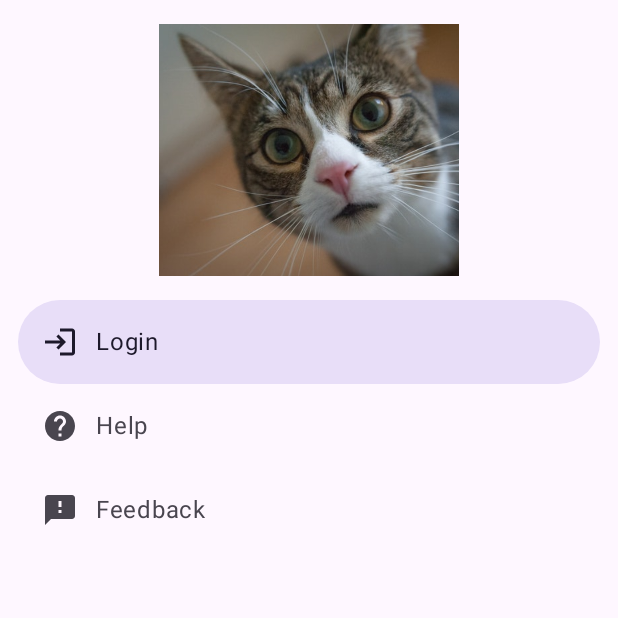
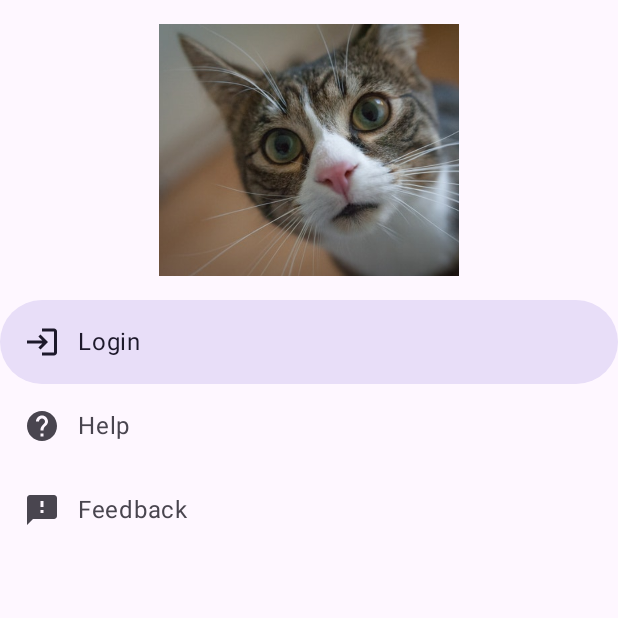
Before and after one commit to chriswloftus/feline-adoption-agency-v6, an Android app built with Jetpack Compose: the screen it shows after launch (MainActivity), after a tap on "Navigation drawer menu", on a phone screen of 412 x 824 dp, the top half of it. Run offline under Robolectric (Android 15) with nearby library versions, the phone set to English and light mode, and no system bars.

Commit message:
Some small optimisations

```diff
--- a/app/src/main/java/uk/ac/aber/dcs/cs31620/faa/ui/components/MainPageNavigationDrawer.kt
+++ b/app/src/main/java/uk/ac/aber/dcs/cs31620/faa/ui/components/MainPageNavigationDrawer.kt
@@ -35,6 +35,7 @@ import uk.ac.aber.dcs.cs31620.faa.ui.theme.FAATheme
  * @param navController To pass through the NavHostController since navigation is required
  * @param closeDrawer To pass in the close navigation drawer behaviour as a lambda.
  * By default has an empty lambda.
+ * @param content To pass in the page content for the page when the navigation drawer is closed
  * @author Chris Loftus
  */
 @OptIn(ExperimentalMaterial3Api::class)
@@ -102,12 +103,10 @@ fun MainPageNavigationDrawer(
                         // I'm not sure that having a default selected makes sense
                         selected = index == selectedItem.value,
                         onClick = {
-                            // Here we would navigate to appropriate page
-                            // We'll just set as selected.
+                            // Set as selected.
                             selectedItem.value = index
 
-                            // Exercise solution. Just close the drawer
-                            // and navigate
+                            // Just close the drawer and navigate
                             if (index == 0){
                                 // If we don't do this the drawer will be hidden
                                 // when we navigate to the login screen, however,
@@ -116,70 +115,13 @@ fun MainPageNavigationDrawer(
                                 closeDrawer()
                                 navController.navigate(route = Screen.Login.route)
                             }
-                        },
-                        modifier = Modifier
-                            .padding(NavigationDrawerItemDefaults.ItemPadding)
+                        }
                     )
                 }
             }
         },
         content = content
     )
-
-    // Not sure if rememberSaveable or remeber is what we
-    // want since it stays selected when we close and
-    // reopen the drawer. However...
-    /*val selectedItem = rememberSaveable { mutableStateOf(0) }
-    Column(
-        horizontalAlignment = Alignment.CenterHorizontally,
-        modifier = Modifier
-            .background(MaterialTheme.colorScheme.background)
-            .fillMaxSize()
-    ) {
-        // This probably doesn't add much, although we
-        // have quite a bit of screen space, even in landscape
-        // Anything larger and can lose the buttons in landscape
-        Image(
-            modifier = Modifier
-                .size(200.dp)
-                .padding(bottom = 16.dp, top = 16.dp),
-            painter = painterResource(id = R.drawable.kitten_small),
-            contentDescription = stringResource(R.string.small_kitten),
-            contentScale = ContentScale.Crop
-        )
-
-        items.forEachIndexed { index, item ->
-            NavigationDrawerItem(
-                icon = {
-                    Icon(
-                        imageVector = item.first,
-                        contentDescription = item.second
-                    )
-                },
-                label = { Text(item.second) },
-                // I'm not sure that having a default selected makes sense
-                selected = index == selectedItem.value,
-                onClick = {
-                    // Here we would navigate to appropriate page
-                    // We'll just set as selected.
-                    selectedItem.value = index
-
-                    // Exercise solution. Just close the drawer
-                    // and navigate
-                    if (index == 0){
-                        // If we don't do this the drawer will be hidden
-                        // when we navigate to the login screen, however,
-                        // the back button etc will take us back to the
-                        // open drawer, which is not usual behaviour
-                        closeDrawer()
-                        navController.navigate(route = Screen.Login.route)
-                    }
-                },
-                modifier = Modifier
-                    .padding(NavigationDrawerItemDefaults.ItemPadding)
-            )
-        }
-    }*/
 }
 
 @OptIn(ExperimentalMaterial3Api::class)
@@ -188,7 +130,7 @@ fun MainPageNavigationDrawer(
 private fun MainPageNavigationDrawerPreview() {
     FAATheme(dynamicColor = false) {
         val navController = rememberNavController()
-        val drawerState = rememberDrawerState(initialValue = DrawerValue.Closed)
+        val drawerState = rememberDrawerState(initialValue = DrawerValue.Open)
         MainPageNavigationDrawer(navController, drawerState)
     }
 }
--- a/app/src/main/java/uk/ac/aber/dcs/cs31620/faa/ui/components/TopLevelScaffold.kt
+++ b/app/src/main/java/uk/ac/aber/dcs/cs31620/faa/ui/components/TopLevelScaffold.kt
@@ -1,7 +1,6 @@
 package uk.ac.aber.dcs.cs31620.faa.ui.components
 
 import androidx.compose.foundation.layout.PaddingValues
-//import androidx.compose.material.ScaffoldState
 import androidx.compose.material3.*
 import androidx.compose.runtime.Composable
 import androidx.navigation.NavHostController
@@ -24,7 +23,6 @@ fun TopLevelScaffold(
     floatingActionButton: @Composable () -> Unit = { },
     snackbarContent: @Composable (SnackbarData) -> Unit = {},
     coroutineScope: CoroutineScope,
-    //scaffoldState: ScaffoldState,
     snackbarHostState: SnackbarHostState? = null,
     pageContent: @Composable (innerPadding: PaddingValues) -> Unit = {}
 ) {
@@ -41,7 +39,6 @@ fun TopLevelScaffold(
         }
     ) {
         Scaffold(
-            //scaffoldState = scaffoldState,
             topBar = {
                 MainPageTopAppBar(onClick = {
                     coroutineScope.launch {
@@ -56,22 +53,8 @@ fun TopLevelScaffold(
             bottomBar = {
                 MainPageNavigationBar(navController)
             },
-            /*drawerContent = {
-            MainPageNavigationDrawer(
-                navController,
-                closeDrawer = {
-                    coroutineScope.launch {
-                        // We know it will be open
-                        scaffoldState.drawerState.close()
-                    }
-                }
-            )
-        },*/
             floatingActionButton = floatingActionButton,
             snackbarHost = {
-                /*SnackbarHost(hostState = scaffoldState.snackbarHostState) { data ->
-                snackbarContent(data)
-            }*/
                 snackbarHostState?.let {
                     SnackbarHost(hostState = snackbarHostState) { data ->
                         snackbarContent(data)
```
